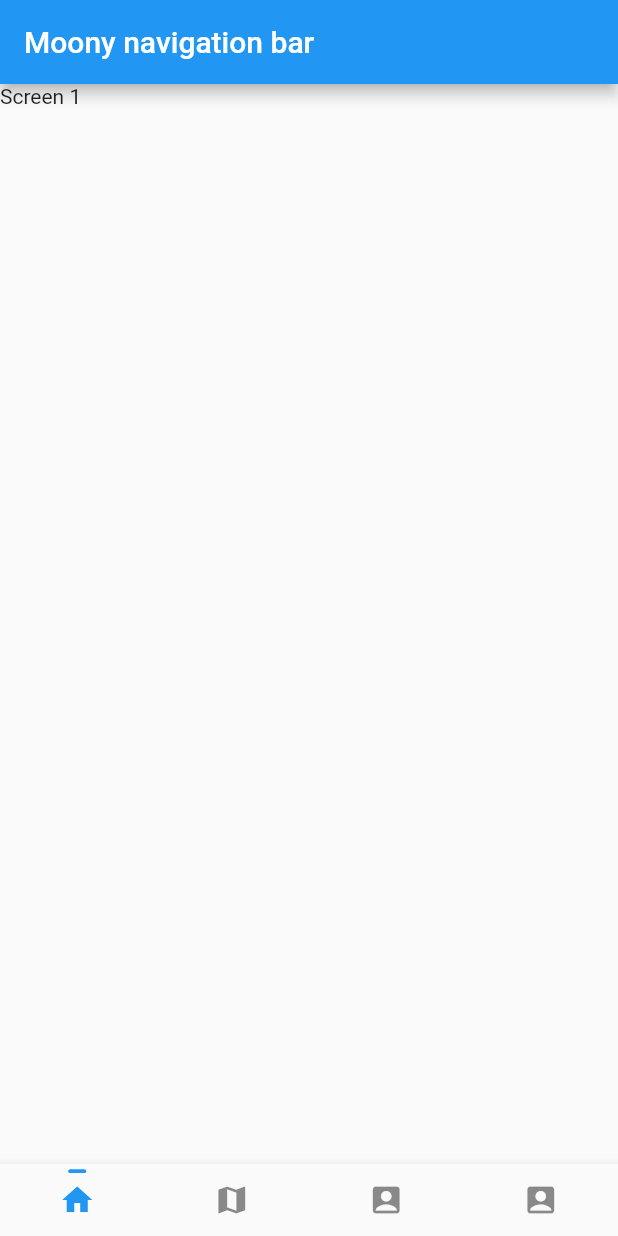
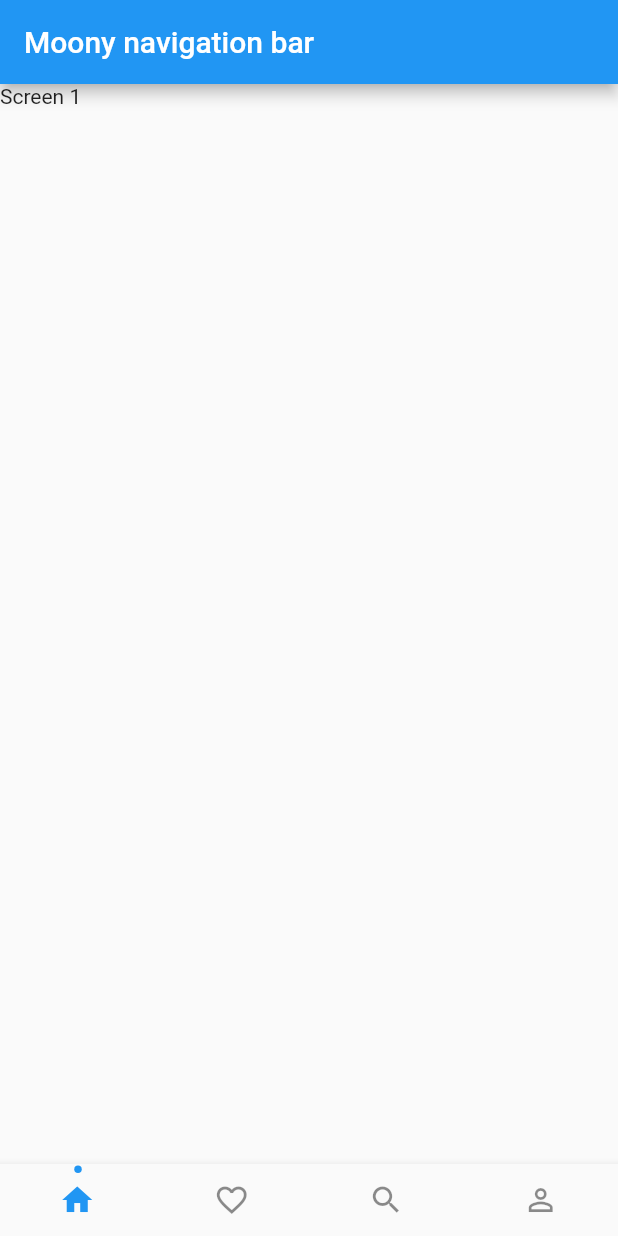
Before and after one commit to doctor-blue/moony_nav_bar_flutter, a Flutter app: the screen it shows after launch, on a phone screen of 412 x 824 dp. Run offline on Flutter 3.47's test engine with Material 2 defaults, Android fonts, the light colour scheme and no system bars.

Commit message:
Update example

```diff
--- a/example/lib/main.dart
+++ b/example/lib/main.dart
@@ -15,6 +15,7 @@ class _MyAppState extends State<MyApp> {
   Widget _screen1 = Screen1();
   Widget _screen2 = Screen2();
   Widget _screen3 = Screen3();
+  Widget _screen4 = Screen4();
   int selectedIndex = 0;
 
   @override
@@ -39,23 +40,23 @@ class _MyAppState extends State<MyApp> {
                   onTapHandler(0);
                 }),
             NavigationBarItem(
-                icon: Icons.map,
+                icon: Icons.favorite_border_outlined,
                 onTap: () {
                   onTapHandler(1);
                 }),
             NavigationBarItem(
-                icon: Icons.account_box,
+                icon: Icons.search,
                 onTap: () {
                   onTapHandler(2);
                 }),
             NavigationBarItem(
-                icon: Icons.account_box,
+                icon: Icons.person_outline,
                 onTap: () {
-                  onTapHandler(2);
+                  onTapHandler(3);
                 })
           ],
           indicatorPosition: IndicatorPosition.TOP,
-          indicatorType: IndicatorType.LINE,
+          indicatorType: IndicatorType.POINT,
         ),
       ),
     );
@@ -66,9 +67,10 @@ class _MyAppState extends State<MyApp> {
       return this._screen1;
     } else if (this.selectedIndex == 1) {
       return this._screen2;
-    } else {
+    } else if (this.selectedIndex == 2) {
       return this._screen3;
     }
+    return this._screen4;
   }
 
   void onTapHandler(int index) {
--- a/lib/src/nav_bar.dart
+++ b/lib/src/nav_bar.dart
@@ -88,9 +88,10 @@ class _MoonyNavigationBarState extends State<MoonyNavigationBar> {
         (_numPositionBase / 2) +
         (_indicatorType == IndicatorType.LINE ? 6 : 2));
 
+
     // indicator position
     _positionBottomIndicator = _indicatorPosition == IndicatorPosition.BOTTOM
-        ? 0
+        ? 2
         : sizeNavigationBar.height - 6;
   }
 
@@ -124,7 +125,8 @@ class _MoonyNavigationBarState extends State<MoonyNavigationBar> {
       Map<int, NavigationBarItem> mapItem) {
     List<NavigationButton> children = [];
 
-    mapItem.forEach((index, item) => children.add(NavigationButton(
+    mapItem.forEach((index, item) => children.add(
+         NavigationButton(
           item.icon,
           (index == _indexPageSelected) ? _activeColor : _color,
           item.onTap,
```
Also changed, not shown: example/lib/screen.dart (+11 -0 lines), 3 other files.
